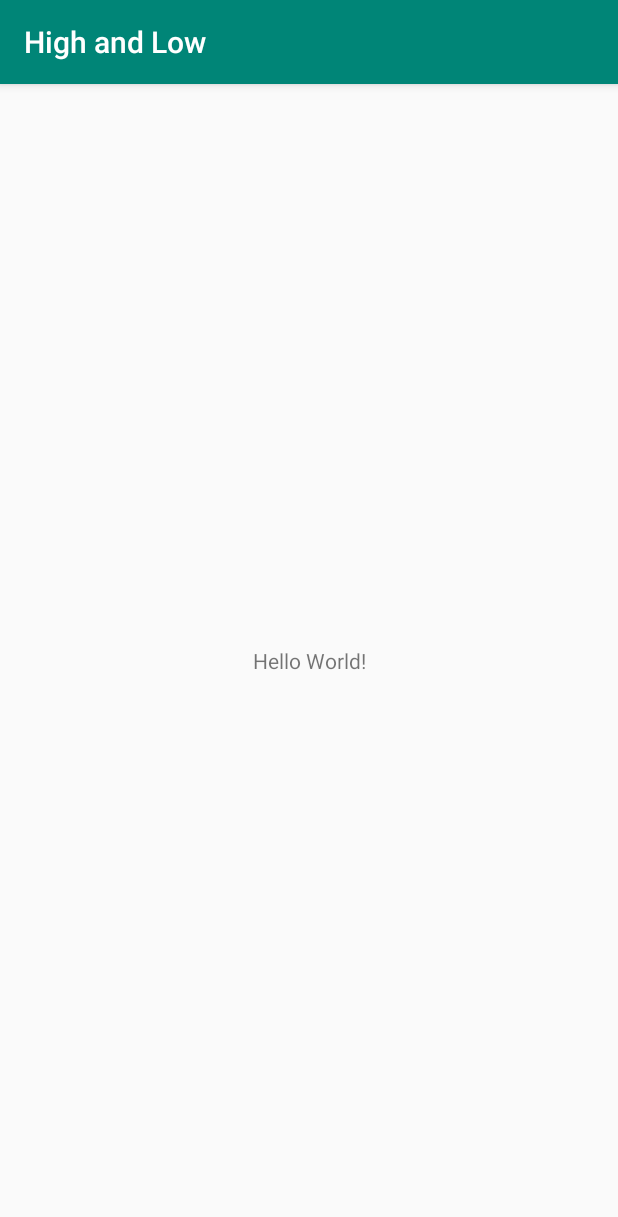
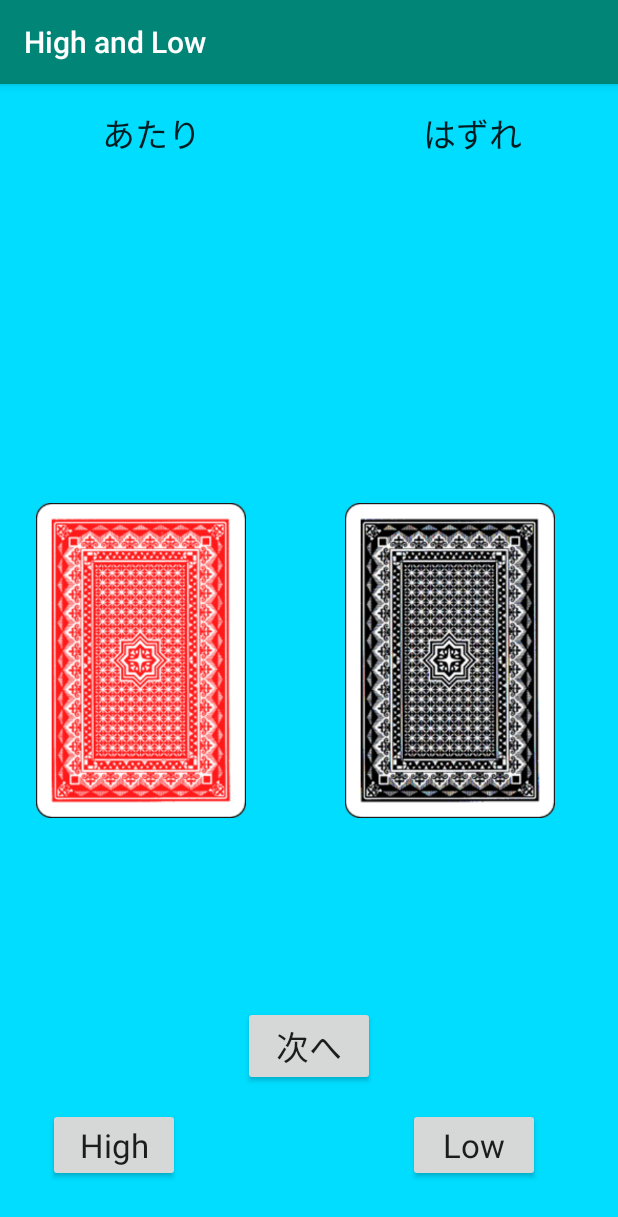
Before and after one commit to hotatekaoru/high_and_low, an Android app: the screen it shows after launch (MainActivity), on a phone screen of 412 x 824 dp. Shown: the top 1217 px of the screen. Run offline under Robolectric (Android 15) with nearby library versions, the phone set to English and light mode, and no system bars.

Commit message:
:+1: layout main view

```diff
--- a/app/src/main/res/layout/activity_main.xml
+++ b/app/src/main/res/layout/activity_main.xml
@@ -5,15 +5,68 @@
         xmlns:app="http://schemas.android.com/apk/res-auto"
         android:layout_width="match_parent"
         android:layout_height="match_parent"
-        tools:context=".MainActivity">
-
+        tools:context=".MainActivity" android:background="@android:color/holo_blue_bright">
     <TextView
+            android:text="@string/hit_text"
             android:layout_width="wrap_content"
             android:layout_height="wrap_content"
-            android:text="Hello World!"
-            app:layout_constraintBottom_toBottomOf="parent"
-            app:layout_constraintLeft_toLeftOf="parent"
-            app:layout_constraintRight_toRightOf="parent"
-            app:layout_constraintTop_toTopOf="parent"/>
-
+            android:id="@+id/hitText" android:layout_marginTop="16dp"
+            app:layout_constraintTop_toTopOf="parent" app:layout_constraintStart_toStartOf="parent"
+            android:layout_marginStart="68dp" android:textAppearance="@android:style/TextAppearance.Large"/>
+    <TextView
+            android:text="@string/lose_text"
+            android:layout_width="wrap_content"
+            android:layout_height="wrap_content"
+            android:id="@+id/loseText" android:layout_marginTop="16dp"
+            app:layout_constraintTop_toTopOf="parent" app:layout_constraintEnd_toEndOf="parent"
+            android:layout_marginEnd="64dp" android:textAppearance="@android:style/TextAppearance.Large"/>
+    <Button
+            android:text="@string/next_text"
+            android:layout_width="wrap_content"
+            android:layout_height="wrap_content"
+            android:id="@+id/nextBtn"
+            app:layout_constraintBottom_toBottomOf="parent" android:layout_marginBottom="100dp"
+            android:layout_marginStart="8dp"
+            android:layout_marginEnd="8dp"
+            app:layout_constraintStart_toStartOf="parent" app:layout_constraintEnd_toEndOf="parent"
+            android:textAppearance="@style/TextAppearance.AppCompat.Large"/>
+    <Button
+            android:text="@string/high_text"
+            android:layout_width="wrap_content"
+            android:layout_height="wrap_content"
+            android:id="@+id/highBtn" android:layout_marginBottom="36dp"
+            app:layout_constraintBottom_toBottomOf="parent" app:layout_constraintStart_toStartOf="parent"
+            android:layout_marginStart="32dp" android:textAppearance="@style/TextAppearance.AppCompat.Large"/>
+    <Button
+            android:text="@string/low_text"
+            android:layout_width="wrap_content"
+            android:layout_height="wrap_content"
+            android:id="@+id/lowBtn" android:layout_marginBottom="36dp"
+            app:layout_constraintBottom_toBottomOf="parent" app:layout_constraintEnd_toEndOf="parent"
+            android:layout_marginEnd="52dp" android:textAppearance="@style/TextAppearance.AppCompat.Large"/>
+    <ImageView
+            android:layout_width="140dp"
+            android:layout_height="210dp" app:srcCompat="@drawable/z02"
+            android:id="@+id/yourCardImage" app:layout_constraintStart_toStartOf="parent"
+            android:layout_marginStart="24dp" android:layout_marginTop="8dp" app:layout_constraintTop_toTopOf="parent"
+            android:layout_marginBottom="8dp" app:layout_constraintBottom_toBottomOf="parent"
+            android:contentDescription="@string/your_card"/>
+    <ImageView
+            android:layout_width="140dp"
+            android:layout_height="210dp" app:srcCompat="@drawable/z01"
+            android:id="@+id/droidCardImage"
+            android:layout_marginTop="8dp" app:layout_constraintTop_toTopOf="parent"
+            android:layout_marginBottom="8dp" app:layout_constraintBottom_toBottomOf="parent"
+            app:layout_constraintEnd_toEndOf="parent" android:layout_marginEnd="24dp"
+            app:layout_constraintStart_toEndOf="@+id/yourCardImage" android:layout_marginStart="48dp"
+            android:contentDescription="@string/droid_card"/>
+    <TextView
+            android:layout_width="0dp"
+            android:layout_height="wrap_content"
+            android:id="@+id/resultText" android:layout_marginTop="76dp"
+            app:layout_constraintTop_toTopOf="parent" app:layout_constraintStart_toStartOf="parent"
+            android:layout_marginStart="16dp" android:layout_marginEnd="16dp"
+            app:layout_constraintStart_toEndOf="parent"
+            android:textAppearance="@android:style/TextAppearance.Large" app:layout_constraintEnd_toEndOf="parent"
+            android:gravity="center_horizontal"/>
 </android.support.constraint.ConstraintLayout>
--- a/app/src/main/res/values/strings.xml
+++ b/app/src/main/res/values/strings.xml
@@ -1,3 +1,10 @@
 <resources>
     <string name="app_name">High and Low</string>
+    <string name="hit_text">あたり</string>
+    <string name="lose_text">はずれ</string>
+    <string name="next_text">次へ</string>
+    <string name="high_text">High</string>
+    <string name="low_text">Low</string>
+    <string name="your_card">あなたのカード</string>
+    <string name="droid_card">相手のカード</string>
 </resources>
```
